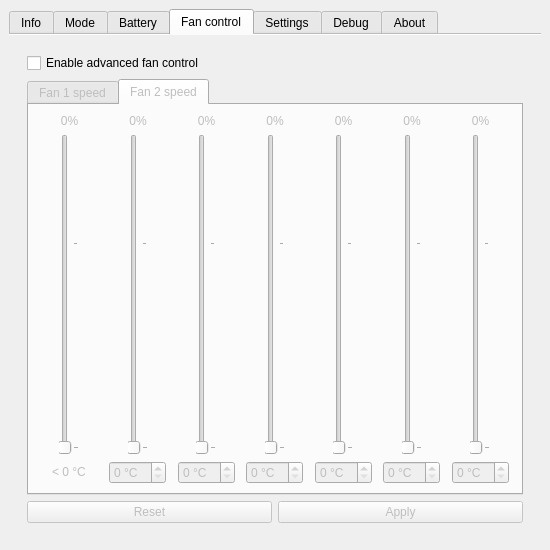
First picture: the form in src/mainwindow.ui, repository dmitry-s93/MControlCenter, before the edit.
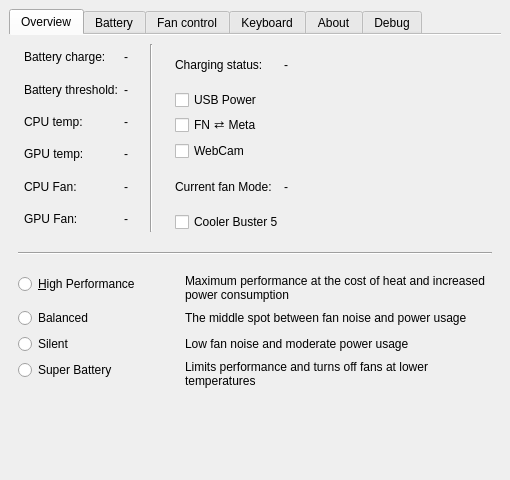
Second picture: the form after the edit. The open tabs and pages were chosen to show the change.

Commit message: Interface Overhaul + Qt6 Port

Diff of the .ui file:
```diff
--- a/src/mainwindow.ui
+++ b/src/mainwindow.ui
@@ -6,14 +6,26 @@
    <rect>
     <x>0</x>
     <y>0</y>
-    <width>550</width>
-    <height>550</height>
+    <width>510</width>
+    <height>480</height>
    </rect>
   </property>
+  <property name="sizePolicy">
+   <sizepolicy hsizetype="Preferred" vsizetype="Preferred">
+    <horstretch>0</horstretch>
+    <verstretch>0</verstretch>
+   </sizepolicy>
+  </property>
   <property name="minimumSize">
    <size>
-    <width>400</width>
-    <height>400</height>
+    <width>510</width>
+    <height>480</height>
+   </size>
+  </property>
+  <property name="maximumSize">
+   <size>
+    <width>510</width>
+    <height>480</height>
    </size>
   </property>
   <property name="windowTitle">
@@ -23,8 +35,8 @@
    <property name="enabled">
     <bool>true</bool>
    </property>
-   <layout class="QGridLayout" name="gridLayout">
-    <item row="0" column="1">
+   <layout class="QGridLayout" name="gridLayout_3">
+    <item row="0" column="0">
      <widget class="QTabWidget" name="tabWidget">
       <property name="minimumSize">
        <size>
@@ -32,13 +44,25 @@
         <height>0</height>
        </size>
       </property>
+      <property name="layoutDirection">
+       <enum>Qt::LayoutDirection::LeftToRight</enum>
+      </property>
+      <property name="autoFillBackground">
+       <bool>false</bool>
+      </property>
+      <property name="tabShape">
+       <enum>QTabWidget::TabShape::Rounded</enum>
+      </property>
       <property name="currentIndex">
        <number>0</number>
       </property>
       <property name="documentMode">
        <bool>true</bool>
       </property>
-      <widget class="QWidget" name="infoTab">
+      <property name="tabBarAutoHide">
+       <bool>true</bool>
+      </property>
+      <widget class="QWidget" name="overviewTab">
        <property name="maximumSize">
         <size>
          <width>16777215</width>
@@ -46,225 +70,25 @@
         </size>
        </property>
        <attribute name="title">
-        <string>Info</string>
+        <string>Overview</string>
        </attribute>
-       <layout class="QFormLayout" name="formLayout">
-        <item row="0" column="0">
-         <widget class="QLabel" name="ecVersionLabel">
-          <property name="text">
-           <string>EC Version:</string>
-          </property>
-         </widget>
-        </item>
-        <item row="0" column="1">
-         <widget class="QLabel" name="ecVersionValueLabel">
-          <property name="text">
-           <string notr="true">-</string>
-          </property>
-         </widget>
-        </item>
-        <item row="1" column="0">
-         <widget class="QLabel" name="ecBuildLabel">
-          <property name="text">
-           <string>EC Build:</string>
-          </property>
-         </widget>
-        </item>
-        <item row="1" column="1">
-         <widget class="QLabel" name="ecBuildValueLabel">
-          <property name="text">
-           <string notr="true">-</string>
-          </property>
-         </widget>
-        </item>
-        <item row="2" column="0">
-         <widget class="QLabel" name="BatteryChargeLabel">
-          <property name="text">
-           <string>Battery charge:</string>
-          </property>
-         </widget>
-        </item>
-        <item row="2" column="1">
-         <widget class="QLabel" name="BatteryChargeValueLabel">
-          <property name="text">
-           <string notr="true">-</string>
-          </property>
-         </widget>
-        </item>
-        <item row="3" column="0">
-         <widget class="QLabel" name="batteryThresholdLabel">
-          <property name="text">
-           <string>Battery threshold:</string>
-          </property>
-         </widget>
-        </item>
-        <item row="3" column="1">
-         <widget class="QLabel" name="batteryThresholdValueLabel">
-          <property name="text">
-           <string notr="true">-</string>
-          </property>
-         </widget>
-        </item>
-        <item row="4" column="0">
-         <widget class="QLabel" name="chargingStatusLabel">
-          <property name="text">
-           <string>Charging status:</string>
-          </property>
-         </widget>
-        </item>
-        <item row="4" column="1">
-         <widget class="QLabel" name="chargingStatusValueLabel">
-          <property name="text">
-           <string notr="true">-</string>
-          </property>
-         </widget>
-        </item>
-        <item row="5" column="0">
-         <widget class="QLabel" name="cpuTempLabel">
-          <property name="text">
-           <string>CPU temp:</string>
-          </property>
-         </widget>
-        </item>
-        <item row="5" column="1">
-         <widget class="QLabel" name="cpuTempValueLabel">
-          <property name="text">
-           <string notr="true">-</string>
-          </property>
-         </widget>
-        </item>
-        <item row="6" column="0">
-         <widget class="QLabel" name="gpuTempLabel">
-          <property name="text">
-           <string>GPU temp:</string>
-          </property>
-         </widget>
-        </item>
-        <item row="6" column="1">
-         <widget class="QLabel" name="gpuTempValueLabel">
-          <property name="text">
-           <string notr="true">-</string>
-          </property>
-         </widget>
-        </item>
-        <item row="8" column="0">
-         <widget class="QLabel" name="label_8">
-          <property name="text">
-           <string>Fan 1:</string>
-          </property>
-         </widget>
-        </item>
-        <item row="8" column="1">
-         <widget class="QLabel" name="fan1ValueLabel">
-          <property name="text">
-           <string notr="true">-</string>
-          </property>
-         </widget>
-        </item>
-        <item row="9" column="0">
-         <widget class="QLabel" name="label_9">
-          <property name="text">
-           <string>Fan 2:</string>
-          </property>
-         </widget>
-        </item>
-        <item row="9" column="1">
-         <widget class="QLabel" name="fan2ValueLabel">
-          <property name="text">
-           <string notr="true">-</string>
-          </property>
-         </widget>
-        </item>
-        <item row="10" column="1">
-         <widget class="QCheckBox" name="coolerBoostCheckBox">
-          <property name="text">
-           <string>Cooler Boost</string>
-          </property>
-         </widget>
-        </item>
-        <item row="11" column="0">
-         <spacer name="verticalSpacer_2">
-          <property name="orientation">
-           <enum>Qt::Vertical</enum>
-          </property>
-          <property name="sizeHint" stdset="0">
-           <size>
-            <width>20</width>
-            <height>40</height>
-           </size>
-          </property>
-         </spacer>
-        </item>
-        <item row="11" column="1">
-         <spacer name="verticalSpacer_3">
-          <property name="orientation">
-           <enum>Qt::Vertical</enum>
-          </property>
-          <property name="sizeHint" stdset="0">
-           <size>
-            <width>20</width>
-            <height>40</height>
-           </size>
-          </property>
-         </spacer>
-        </item>
-        <item row="7" column="0">
-         <widget class="QLabel" name="label_14">
-          <property name="text">
-           <string>Fan Mode:</string>
-          </property>
-         </widget>
-        </item>
-        <item row="7" column="1">
-         <widget class="QLabel" name="fanModeValueLabel">
-          <property name="text">
-           <string notr="true">-</string>
-          </property>
-         </widget>
-        </item>
-       </layout>
-      </widget>
-      <widget class="QWidget" name="modeTab">
-       <attribute name="title">
-        <string>Mode</string>
-       </attribute>
-       <layout class="QVBoxLayout" name="verticalLayout_2">
-        <item>
-         <widget class="QLabel" name="modeDescriptionLabel">
-          <property name="text">
-           <string>Choose the mode that best suits your use case</string>
-          </property>
-          <property name="alignment">
-           <set>Qt::AlignJustify|Qt::AlignVCenter</set>
-          </property>
-          <property name="wordWrap">
-           <bool>true</bool>
-          </property>
-         </widget>
-        </item>
-        <item>
-         <widget class="Line" name="line_4">
-          <property name="orientation">
-           <enum>Qt::Horizontal</enum>
-          </property>
-         </widget>
-        </item>
-        <item>
-         <layout class="QFormLayout" name="formLayout_4">
+       <layout class="QGridLayout" name="gridLayout">
+        <item row="2" column="0" colspan="5">
+         <layout class="QFormLayout" name="formLayout_5">
           <property name="fieldGrowthPolicy">
-           <enum>QFormLayout::AllNonFixedFieldsGrow</enum>
+           <enum>QFormLayout::FieldGrowthPolicy::AllNonFixedFieldsGrow</enum>
           </property>
           <property name="rowWrapPolicy">
-           <enum>QFormLayout::WrapLongRows</enum>
+           <enum>QFormLayout::RowWrapPolicy::WrapLongRows</enum>
           </property>
           <property name="labelAlignment">
-           <set>Qt::AlignLeading|Qt::AlignLeft|Qt::AlignVCenter</set>
+           <set>Qt::AlignmentFlag::AlignLeading|Qt::AlignmentFlag::AlignLeft|Qt::AlignmentFlag::AlignVCenter</set>
           </property>
           <property name="formAlignment">
-           <set>Qt::AlignHCenter|Qt::AlignTop</set>
+           <set>Qt::AlignmentFlag::AlignHCenter|Qt::AlignmentFlag::AlignTop</set>
           </property>
           <property name="horizontalSpacing">
-           <number>10</number>
+           <number>45</number>
           </property>
           <property name="verticalSpacing">
            <number>6</number>
@@ -272,14 +96,20 @@
           <item row="0" column="0">
            <widget class="QRadioButton" name="highPerformanceModeRadioButton">
             <property name="text">
-             <string>High Performance</string>
+             <string>&amp;High Performance</string>
             </property>
            </widget>
           </item>
           <item row="0" column="1">
-           <widget class="QLabel" name="label_11">
+           <widget class="QLabel" name="label_15">
+            <property name="minimumSize">
+             <size>
+              <width>26</width>
+              <height>0</height>
+             </size>
+            </property>
             <property name="text">
-             <string>A mode that provides the best system performance for multi-tasking and heavy duty</string>
+             <string>&lt;html&gt;&lt;head/&gt;&lt;body&gt;&lt;p&gt;Maximum performance at the cost of heat and increased power consumption&lt;/p&gt;&lt;/body&gt;&lt;/html&gt;</string>
             </property>
             <property name="wordWrap">
              <bool>true</bool>
@@ -294,9 +124,9 @@
            </widget>
           </item>
           <item row="1" column="1">
-           <widget class="QLabel" name="label_10">
+           <widget class="QLabel" name="label_16">
             <property name="text">
-             <string>A mode that brings a balance between performance and battery live</string>
+             <string>The middle spot between fan noise and power usage</string>
             </property>
             <property name="wordWrap">
              <bool>true</bool>
@@ -311,9 +141,9 @@
            </widget>
           </item>
           <item row="2" column="1">
-           <widget class="QLabel" name="label_12">
+           <widget class="QLabel" name="label_17">
             <property name="text">
-             <string>A quiet mode that lowers the fan noise</string>
+             <string>Low fan noise and moderate power usage</string>
             </property>
             <property name="wordWrap">
              <bool>true</bool>
@@ -328,9 +158,9 @@
            </widget>
           </item>
           <item row="3" column="1">
-           <widget class="QLabel" name="label_13">
+           <widget class="QLabel" name="label_18">
             <property name="text">
-             <string>A power-saving mode that lowers the power consumption for basic needs</string>
+             <string>Limits performance and turns off fans at lower temperatures</string>
             </property>
             <property name="wordWrap">
              <bool>true</bool>
@@ -339,19 +169,235 @@
           </item>
          </layout>
         </item>
-        <item>
-         <spacer name="verticalSpacer_6">
+        <item row="1" column="0" colspan="5">
+         <widget class="Line" name="line_4">
+          <property name="sizePolicy">
+           <sizepolicy hsizetype="Minimum" vsizetype="Fixed">
+            <horstretch>0</horstretch>
+            <verstretch>0</verstretch>
+           </sizepolicy>
+          </property>
+          <property name="minimumSize">
+           <size>
+            <width>0</width>
+            <height>30</height>
+           </size>
+          </property>
           <property name="orientation">
-           <enum>Qt::Vertical</enum>
+           <enum>Qt::Orientation::Horizontal</enum>
+          </property>
+         </widget>
+        </item>
+        <item row="0" column="1">
+         <layout class="QGridLayout" name="gridLayout_8">
+          <item row="0" column="0">
+           <widget class="QLabel" name="BatteryChargeLabel">
+            <property name="text">
+             <string>Battery charge:</string>
+            </property>
+           </widget>
+          </item>
+          <item row="3" column="1">
+           <widget class="QLabel" name="gpuTempValueLabel">
+            <property name="text">
+             <string notr="true">-</string>
+            </property>
+           </widget>
+          </item>
+          <item row="3" column="0">
+           <widget class="QLabel" name="gpuTempLabel">
+            <property name="text">
+             <string>GPU temp:</string>
+            </property>
+           </widget>
+          </item>
+          <item row="4" column="1">
+           <widget class="QLabel" name="fan1ValueLabel">
+            <property name="text">
+             <string notr="true">-</string>
+            </property>
+           </widget>
+          </item>
+          <item row="5" column="0">
+           <widget class="QLabel" name="label_9">
+            <property name="text">
+             <string>GPU Fan:</string>
+            </property>
+           </widget>
+          </item>
+          <item row="2" column="1">
+           <widget class="QLabel" name="cpuTempValueLabel">
+            <property name="text">
+             <string notr="true">-</string>
+            </property>
+           </widget>
+          </item>
+          <item row="1" column="1">
+           <widget class="QLabel" name="batteryThresholdValueLabel">
+            <property name="text">
+             <string notr="true">-</string>
+            </property>
+           </widget>
+          </item>
+          <item row="2" column="0">
+           <widget class="QLabel" name="cpuTempLabel">
+            <property name="text">
+             <string>CPU temp:</string>
+            </property>
+           </widget>
+          </item>
+          <item row="5" column="1">
+           <widget class="QLabel" name="fan2ValueLabel">
+            <property name="text">
+             <string notr="true">-</string>
+            </property>
+           </widget>
+          </item>
+          <item row="4" column="0">
+           <widget class="QLabel" name="label_8">
+            <property name="text">
+             <string>CPU Fan:</string>
+            </property>
+           </widget>
+          </item>
+          <item row="1" column="0">
+           <widget class="QLabel" name="batteryThresholdLabel">
+            <property name="text">
+             <string>Battery threshold:</string>
+            </property>
+           </widget>
+          </item>
+          <item row="0" column="1">
+           <widget class="QLabel" name="BatteryChargeValueLabel">
+            <property name="text">
+             <string notr="true">-</string>
+            </property>
+           </widget>
+          </item>
+         </layout>
+        </item>
+        <item row="0" column="4">
+         <spacer name="horizontalSpacer_4">
+          <property name="orientation">
+           <enum>Qt::Orientation::Horizontal</enum>
           </property>
           <property name="sizeHint" stdset="0">
            <size>
-            <width>20</width>
-            <height>40</height>
+            <width>35</width>
+            <height>20</height>
            </size>
           </property>
          </spacer>
         </item>
+        <item row="0" column="3">
+         <layout class="QGridLayout" name="gridLayout_5">
+          <property name="leftMargin">
+           <number>0</number>
+          </property>
+          <property name="horizontalSpacing">
+           <number>0</number>
+          </property>
+          <property name="verticalSpacing">
+           <number>5</number>
+          </property>
+          <item row="0" column="0">
+           <widget class="QLabel" name="chargingStatusLabel">
+            <property name="text">
+             <string>Charging status:</string>
+            </property>
+           </widget>
+          </item>
+          <item row="0" column="1">
+           <widget class="QLabel" name="chargingStatusValueLabel">
+            <property name="text">
+             <string notr="true">-</string>
+            </property>
+           </widget>
+          </item>
+          <item row="1" column="0">
+           <widget class="QCheckBox" name="usbPowerShareCheckBox">
+            <property name="text">
+             <string>USB Power</string>
+            </property>
+           </widget>
+          </item>
+          <item row="2" column="0">
+           <widget class="QCheckBox" name="fnSuperSwapCheckBox">
+            <property name="toolTip">
+             <string>Swap FN and Super buttons</string>
+            </property>
+            <property name="text">
+             <string>FN ⇄ Meta</string>
+            </property>
+           </widget>
+          </item>
+          <item row="3" column="0">
+           <widget class="QCheckBox" name="webCamCheckBox">
+            <property name="text">
+             <string>WebCam</string>
+            </property>
+           </widget>
+          </item>
+          <item row="4" column="0">
+           <widget class="QLabel" name="label_19">
+            <property name="enabled">
+             <bool>true</bool>
+            </property>
+            <property name="sizePolicy">
+             <sizepolicy hsizetype="Fixed" vsizetype="Preferred">
+              <horstretch>0</horstretch>
+              <verstretch>0</verstretch>
+             </sizepolicy>
+            </property>
+            <property name="text">
+             <string>Current fan Mode:</string>
+            </property>
+           </widget>
+          </item>
+          <item row="4" column="1">
+           <widget class="QLabel" name="fanModeValueLabel">
+            <property name="enabled">
+             <bool>true</bool>
+            </property>
+            <property name="sizePolicy">
+             <sizepolicy hsizetype="Fixed" vsizetype="Preferred">
+              <horstretch>0</horstretch>
+              <verstretch>0</verstretch>
+             </sizepolicy>
+            </property>
+            <property name="text">
+             <string notr="true">-</string>
+            </property>
+           </widget>
+          </item>
+          <item row="5" column="0">
+           <widget class="QCheckBox" name="coolerBoostCheckBox">
+            <property name="minimumSize">
+             <size>
+              <width>0</width>
+              <height>0</height>
+             </size>
+            </property>
+            <property name="text">
+             <string>Cooler Buster 5</string>
+            </property>
+           </widget>
+          </item>
+         </layout>
+        </item>
+        <item row="0" column="2">
+         <widget class="Line" name="line_6">
+          <property name="minimumSize">
+           <size>
+            <width>35</width>
+            <height>0</height>
+           </size>
+          </property>
+          <property name="orientation">
+           <enum>Qt::Orientation::Vertical</enum>
+          </property>
+         </widget>
+        </item>
        </layout>
       </widget>
       <widget class="QWidget" name="batteryTab">
@@ -533,8 +579,8 @@
        <attribute name="title">
         <string>Fan control</string>
        </attribute>
-       <layout class="QVBoxLayout" name="verticalLayout_3">
-        <item>
+       <layout class="QGridLayout" name="gridLayout_9">
+        <item row="0" column="0">
          <widget class="QScrollArea" name="scrollArea">
           <property name="frameShape">
            <enum>QFrame::NoFrame</enum>
@@ -547,19 +593,19 @@
             <rect>
              <x>0</x>
              <y>0</y>
-             <width>526</width>
-             <height>463</height>
+             <width>474</width>
+             <height>391</height>
             </rect>
            </property>
-           <layout class="QVBoxLayout" name="verticalLayout_5">
-            <item>
+           <layout class="QGridLayout" name="gridLayout_7">
+            <item row="0" column="0">
              <widget class="QCheckBox" name="advancedFanControlCheckBox">
               <property name="text">
                <string>Enable advanced fan control</string>
               </property>
              </widget>
             </item>
-            <item>
+            <item row="1" column="0">
              <widget class="QTabWidget" name="fanControlTabWidget">
               <property name="enabled">
                <bool>false</bool>
@@ -1010,7 +1056,7 @@
                   </property>
                  </widget>
                 </item>
-                <item row="1" column="3" alignment="Qt::AlignHCenter">
+                <item row="1" column="3">
                  <widget class="QSlider" name="fan2Speed4Slider">
                   <property name="minimumSize">
                    <size>
@@ -1032,7 +1078,7 @@
                   </property>
                  </widget>
                 </item>
-                <item row="1" column="1" alignment="Qt::AlignHCenter">
+                <item row="1" column="1">
                  <widget class="QSlider" name="fan2Speed2Slider">
                   <property name="minimumSize">
                    <size>
@@ -1054,7 +1100,7 @@
                   </property>
                  </widget>
                 </item>
-                <item row="1" column="2" alignment="Qt::AlignHCenter">
+                <item row="1" column="2">
                  <widget class="QSlider" name="fan2Speed3Slider">
                   <property name="minimumSize">
                    <size>
@@ -1092,7 +1138,7 @@
                   </property>
                  </widget>
                 </item>
-                <item row="1" column="5" alignment="Qt::AlignHCenter">
+                <item row="1" column="5">
                  <widget class="QSlider" name="fan2Speed6Slider">
                   <property name="minimumSize">
                    <size>
@@ -1130,7 +1176,7 @@
                   </property>
                  </widget>
                 </item>
-                <item row="1" column="0" alignment="Qt::AlignHCenter">
+                <item row="1" column="0">
                  <widget class="QSlider" name="fan2Speed1Slider">
                   <property name="minimumSize">
                    <size>
@@ -1152,7 +1198,7 @@
                   </property>
                  </widget>
                 </item>
-                <item row="1" column="4" alignment="Qt::AlignHCenter">
+                <item row="1" column="4">
                  <widget class="QSlider" name="fan2Speed5Slider">
                   <property name="minimumSize">
                    <size>
@@ -1206,7 +1252,7 @@
                   </property>
                  </widget>
                 </item>
-                <item row="1" column="6" alignment="Qt::AlignHCenter">
+                <item row="1" column="6">
                  <widget class="QSlider" name="fan2Speed7Slider">
                   <property name="minimumSize">
                    <size>
@@ -1244,7 +1290,7 @@
                   </property>
                  </widget>
                 </item>
-                <item row="2" column="0" alignment="Qt::AlignHCenter">
+                <item row="2" column="0">
                  <widget class="QLabel" name="fan2Speed1TempLabel">
                   <property name="text">
                    <string notr="true">&lt; 0 °C</string>
@@ -1254,7 +1300,7 @@
                   </property>
                  </widget>
                 </item>
-                <item row="2" column="1" alignment="Qt::AlignHCenter">
+                <item row="2" column="1">
                  <widget class="QSpinBox" name="fan2Speed2TempSpinBox">
                   <property name="maximumSize">
                    <size>
@@ -1267,7 +1313,7 @@
                   </property>
                  </widget>
                 </item>
-                <item row="2" column="2" alignment="Qt::AlignHCenter">
+                <item row="2" column="2">
                  <widget class="QSpinBox" name="fan2Speed3TempSpinBox">
                   <property name="maximumSize">
                    <size>
@@ -1280,7 +1326,7 @@
                   </property>
                  </widget>
                 </item>
-                <item row="2" column="3" alignment="Qt::AlignHCenter">
+                <item row="2" column="3">
                  <widget class="QSpinBox" name="fan2Speed4TempSpinBox">
                   <property name="maximumSize">
                    <size>
@@ -1293,7 +1339,7 @@
                   </property>
                  </widget>
                 </item>
-                <item row="2" column="4" alignment="Qt::AlignHCenter">
+                <item row="2" column="4">
                  <widget class="QSpinBox" name="fan2Speed5TempSpinBox">
                   <property name="maximumSize">
                    <size>
@@ -1306,7 +1352,7 @@
                   </property>
                  </widget>
                 </item>
-                <item row="2" column="5" alignment="Qt::AlignHCenter">
+                <item row="2" column="5">
                  <widget class="QSpinBox" name="fan2Speed6TempSpinBox">
                   <property name="maximumSize">
                    <size>
@@ -1319,7 +1365,7 @@
                   </property>
                  </widget>
                 </item>
-                <item row="2" column="6" alignment="Qt::AlignHCenter">
+                <item row="2" column="6">
                  <widget class="QSpinBox" name="fan2Speed7TempSpinBox">
                   <property name="maximumSize">
                    <size>
@@ -1336,7 +1382,7 @@
               </widget>
              </widget>
             </item>
-            <item>
+            <item row="2" column="0">
              <layout class="QHBoxLayout" name="horizontalLayout">
               <item>
                <widget class="QPushButton" name="fanSpeedResetButton">
@@ -1368,7 +1414,7 @@
       </widget>
       <widget class="QWidget" name="settingsTab">
        <attribute name="title">
-        <string>Settings</string>
+        <string>Keyboard</string>
        </attribute>
        <layout class="QVBoxLayout" name="verticalLayout_4">
         <item>
@@ -1420,31 +1466,7 @@
         <item>
          <widget class="Line" name="line_2">
           <property name="orientation">
-           <enum>Qt::Horizontal</enum>
-          </property>
-         </widget>
-        </item>
-        <item>
-         <widget class="QCheckBox" name="fnSuperSwapCheckBox">
-          <property name="toolTip">
-           <string>Swap FN and Super buttons</string>
-          </property>
-          <property name="text">
-           <string>FN ⇄ Super</string>
-          </property>
-         </widget>
-        </item>
-        <item>
-         <widget class="QCheckBox" name="webCamCheckBox">
-          <property name="text">
-           <string>WebCam</string>
-          </property>
-         </widget>
-        </item>
-        <item>
-         <widget class="QCheckBox" name="usbPowerShareCheckBox">
-          <property name="text">
-           <string>USB Power Share</string>
+           <enum>Qt::Orientation::Horizontal</enum>
           </property>
          </widget>
         </item>
@@ -1463,86 +1485,6 @@
         </item>
        </layout>
       </widget>
-      <widget class="QWidget" name="debugTab">
-       <attribute name="title">
-        <string>Debug</string>
-       </attribute>
-       <widget class="QSpinBox" name="ValueSpinBox">
-        <property name="geometry">
-         <rect>
-          <x>180</x>
-          <y>60</y>
-          <width>121</width>
-          <height>31</height>
-         </rect>
-        </property>
-        <property name="maximum">
-         <number>255</number>
-        </property>
-       </widget>
-       <widget class="QLineEdit" name="addressEdit">
-        <property name="geometry">
-         <rect>
-          <x>50</x>
-          <y>60</y>
-          <width>113</width>
-          <height>25</height>
-         </rect>
-        </property>
-       </widget>
-       <widget class="QLabel" name="label">
-        <property name="geometry">
-         <rect>
-          <x>80</x>
-          <y>30</y>
-          <width>54</width>
-          <height>17</height>
-         </rect>
-        </property>
-        <property name="text">
-         <string notr="true">Address</string>
-        </property>
-       </widget>
-       <widget class="QLabel" name="label_2">
-        <property name="geometry">
-         <rect>
-          <x>190</x>
-          <y>30</y>
-          <width>54</width>
-          <height>17</height>
-         </rect>
-        </property>
-        <property name="text">
-         <string notr="true">Value</string>
-        </property>
-       </widget>
-       <widget class="QPushButton" name="ReadValueButton">
-        <property name="geometry">
-         <rect>
-          <x>60</x>
-          <y>120</y>
-          <width>80</width>
-          <height>25</height>
-         </rect>
-        </property>
-        <property name="text">
-         <string notr="true">Read Value</string>
-        </property>
-       </widget>
-       <widget class="QPushButton" name="WriteValueButton">
-        <property name="geometry">
-         <rect>
-          <x>190</x>
-          <y>120</y>
-          <width>80</width>
-          <height>25</height>
-         </rect>
-        </property>
-        <property name="text">
-         <string notr="true">Write Value</string>
-        </property>
-       </widget>
-      </widget>
       <widget class="QWidget" name="aboutTab">
        <attribute name="title">
         <string>About</string>
@@ -1676,6 +1618,77 @@
         </item>
        </layout>
       </widget>
+      <widget class="QWidget" name="debugTab">
+       <attribute name="title">
+        <string>Debug</string>
+       </attribute>
+       <widget class="QLabel" name="label_10">
+        <property name="geometry">
+         <rect>
+          <x>10</x>
+          <y>10</y>
+          <width>491</width>
+          <height>121</height>
+         </rect>
+        </property>
+        <property name="text">
+         <string>&lt;html&gt;&lt;head/&gt;&lt;body&gt;&lt;p align=&quot;center&quot;&gt;&lt;span style=&quot; font-weight:700;&quot;&gt;Warning&lt;/span&gt;: Writing the wrong values to the wrong addresses &lt;span style=&quot; font-weight:700;&quot;&gt;WILL BRICK YOUR DEVICE!&lt;/span&gt;&lt;/p&gt;&lt;p align=&quot;center&quot;&gt;Never write to EC memory without knowing how to do a proper BIOS/EC reset, keep in mind that a reset &lt;span style=&quot; font-weight:700;&quot;&gt;might not&lt;/span&gt; fix the device if the device got bricked/broken. &lt;/p&gt;&lt;p align=&quot;center&quot;&gt;&lt;br/&gt;&lt;/p&gt;&lt;/body&gt;&lt;/html&gt;</string>
+        </property>
+        <property name="wordWrap">
+         <bool>true</bool>
+        </property>
+       </widget>
+       <widget class="QWidget" name="layoutWidget">
+        <property name="geometry">
+         <rect>
+          <x>140</x>
+          <y>190</y>
+          <width>213</width>
+          <height>109</height>
+         </rect>
+        </property>
+        <layout class="QGridLayout" name="gridLayout_6">
+         <item row="2" column="0">
+          <widget class="QPushButton" name="ReadValueButton">
+           <property name="text">
+            <string notr="true">Read Value</string>
+           </property>
+          </widget>
+         </item>
+         <item row="2" column="1">
+          <widget class="QPushButton" name="WriteValueButton">
+           <property name="text">
+            <string notr="true">Write Value</string>
+           </property>
+          </widget>
+         </item>
+         <item row="1" column="0">
+          <widget class="QLineEdit" name="addressEdit"/>
+         </item>
+         <item row="1" column="1">
+          <widget class="QSpinBox" name="ValueSpinBox">
+           <property name="maximum">
+            <number>255</number>
+           </property>
+          </widget>
+         </item>
+         <item row="0" column="1">
+          <widget class="QLabel" name="label_2">
+           <property name="text">
+            <string notr="true">Value</string>
+           </property>
+          </widget>
+         </item>
+         <item row="0" column="0">
+          <widget class="QLabel" name="label">
+           <property name="text">
+            <string notr="true">Address</string>
+           </property>
+          </widget>
+         </item>
+        </layout>
+       </widget>
+      </widget>
      </widget>
     </item>
    </layout>
```
Left out of the diff: 333 changed lines with no effect on the pictures.
